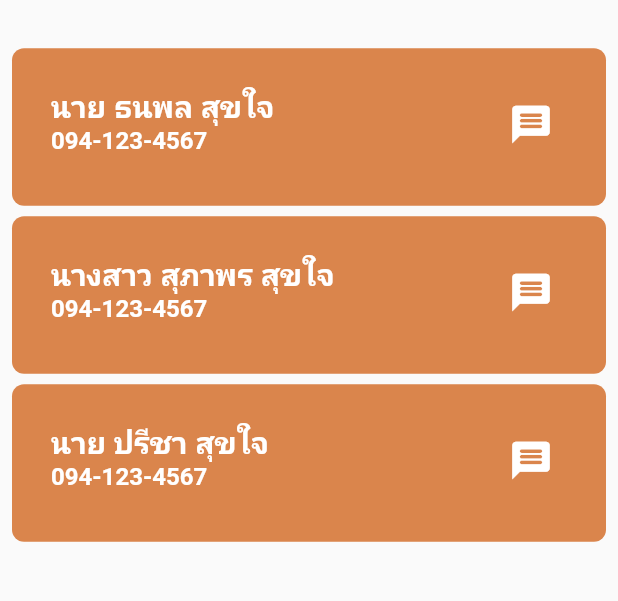
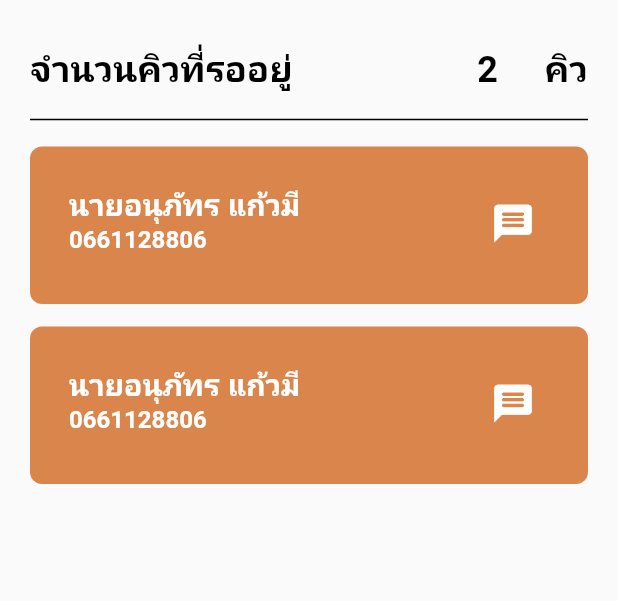
Before and after one commit to NiebAnupat/JONG.Q, a Flutter app: the AdminHome screen opened directly, after a tap on the "logout" icon, after a tap on "Login", on a phone screen of 412 x 824 dp, the part 71-672 px from its top. Run offline on Flutter 3.47's test engine with Material 2 defaults, Android fonts, the phone set to English and light mode, and no system bars; our stand-ins replace get, google_fonts; missing offline and left inert: gsheets; key blocks and very long unbroken strings in the code were emptied for the run.

Commit message:
fear : imp queue, student controller

```diff
--- a/lib/components/admin/student_box.dart
+++ b/lib/components/admin/student_box.dart
@@ -1,15 +1,16 @@
 import 'package:get/get.dart';
 import 'package:flutter/material.dart';
 import 'package:google_fonts/google_fonts.dart';
+import 'package:jong_q/models/Student.dart';
 
 class StudentBox extends StatelessWidget {
-  final String child;
-  const StudentBox({super.key, required this.child});
+  final Student student;
+  const StudentBox({super.key, required this.student});
 
   @override
   Widget build(BuildContext context) {
     return Padding(
-      padding: const EdgeInsets.symmetric(horizontal: 8, vertical: 3.5),
+      padding: const EdgeInsets.only(bottom: 15, left: 10, right: 10),
       child: Container(
         height: 105,
         width: Get.width,
@@ -20,14 +21,14 @@ class StudentBox extends StatelessWidget {
             padding: const EdgeInsets.symmetric(horizontal: 10, vertical: 15),
             child: ListTile(
               title: Text(
-                child,
+                student.stu_name!,
                 style: GoogleFonts.notoSansThai(
                     fontSize: 20,
                     fontWeight: FontWeight.bold,
                     color: Colors.white),
               ),
               subtitle: Text(
-                '094-123-4567',
+                student.stu_tel!,
                 style: GoogleFonts.notoSansThai(
                     fontSize: 16,
                     fontWeight: FontWeight.bold,
--- /dev/null
+++ b/lib/controllers/QueueContorller.dart
@@ -0,0 +1,57 @@
+import 'package:get/get.dart';
+import 'package:get/get_connect/http/src/utils/utils.dart';
+import 'package:jong_q/controllers/StudentController.dart';
+import 'package:jong_q/models/Queue.dart';
+import 'package:jong_q/models/Student.dart';
+import 'package:jong_q/providers/QueueProvider.dart';
+
+class QueueController extends GetxController {
+  final RxList<Queue> _queue = <Queue>[
+    Queue(
+      queue_id: '1',
+      stu_id: '6400922',
+      timestamp: DateTime.now().toString(),
+      isNotify: false,
+    ),
+    Queue(
+      queue_id: '1',
+      stu_id: '6400922',
+      timestamp: DateTime.now().toString(),
+      isNotify: false,
+    ),
+  ].obs;
+  final RxBool _isLoading = false.obs;
+
+  List<Queue> get queue => _queue;
+  RxBool get isLoading => _isLoading;
+
+  Future<void> addQueue(Queue newQueue) async {
+    await QueueProvider.create(newQueue);
+    queue.add(newQueue);
+  }
+
+  void removeQueue(Queue oldQueue) async {
+    queue.remove(oldQueue);
+  }
+
+  Future<void> updateQueue(Queue oldQueue, Queue newQueue) async {
+    // queue[queue.indexOf(oldQueue)] = newQueue;
+    await QueueProvider.update(oldQueue.queue_id!, newQueue);
+    removeQueue(oldQueue);
+  }
+
+  void clearQueue() {
+    queue.clear();
+  }
+
+  List<Student> getStudentInQueue() {
+    List<Student> students = [];
+    for (var i = 0; i < queue.length; i++) {
+      var student = StudentController()
+          .student
+          .firstWhere((element) => element.stu_id == queue[i].stu_id);
+      students.add(student);
+    }
+    return students;
+  }
+}
--- /dev/null
+++ b/lib/controllers/StudentController.dart
@@ -0,0 +1,21 @@
+import 'package:get/get.dart';
+import 'package:jong_q/models/Student.dart';
+
+class StudentController extends GetxController {
+  final RxList<Student> _student = <Student>[
+    Student(
+        stu_id: '6400922',
+        stu_name: 'นายอนุภัทร แก้วมี',
+        stu_tel: '0661128806'),
+    Student(
+        stu_id: '6400923',
+        stu_name: 'นางสาวอนุภาพร ฟองสุข',
+        stu_tel: '0815372341'),
+    Student(
+        stu_id: '6400924', stu_name: 'นายอนุภาพ ฟองสุข', stu_tel: '0815372341')
+  ].obs;
+
+  List<Student> get student => _student;
+
+  void addStudent(Student newStudent) {}
+}
--- a/lib/controllers/Test.dart
+++ /dev/null
@@ -1 +0,0 @@
-class Test{}
--- a/lib/models/Queue.dart
+++ b/lib/models/Queue.dart
@@ -1,24 +1,24 @@
 class Queue {
   String? queue_id;
   String? stu_id;
-  String? queue_date = DateTime.now().toString();
-  bool? queue_status = false;
+  String? timestamp = DateTime.now().toString();
+  bool? isNotify = false;
 
-  Queue({this.queue_id, this.stu_id, this.queue_date, this.queue_status});
+  Queue({this.queue_id, this.stu_id, this.timestamp, this.isNotify});
 
   Queue.fromJson(Map<String, dynamic> json) {
     queue_id = json['queue_id'];
     stu_id = json['stu_id'];
-    queue_date = json['queue_date'];
-    queue_status = json['queue_status'];
+    timestamp = json['timestamp'];
+    isNotify = json['isNotify'];
   }
 
   Map<String, dynamic> toJson() {
     final Map<String, dynamic> data = <String, dynamic>{};
     data['queue_id'] = queue_id;
     data['stu_id'] = stu_id;
-    data['queue_date'] = queue_date;
-    data['queue_status'] = queue_status;
+    data['timestamp'] = timestamp;
+    data['isNotify'] = isNotify;
     return data;
   }
 }
--- a/lib/providers/QueueProvider.dart
+++ b/lib/providers/QueueProvider.dart
@@ -14,7 +14,7 @@ class QueueProvider {
       return null;
     }
     var queue = allRows.map((e) => Queue.fromJson(e)).firstWhere(
-          (e) => e.queue_id == id,
+          (e) => e.queue_id == id && e.isNotify == false,
         );
     return queue;
   }
--- a/lib/views/admin/home_page.dart
+++ b/lib/views/admin/home_page.dart
@@ -1,15 +1,16 @@
-import 'login_page.dart';
+import 'package:jong_q/components/admin/student_box.dart';
+import 'package:jong_q/controllers/QueueContorller.dart';
+import 'package:jong_q/models/Student.dart';
+
 import 'package:get/get.dart';
 import 'package:flutter/material.dart';
 import 'package:google_fonts/google_fonts.dart';
-import '../../components/admin/student_box.dart';
+import 'package:jong_q/views/admin/login_page.dart';
 
 class AdminHome extends StatelessWidget {
-  List<String> name = [
-    "นาย ธนพล สุขใจ",
-    "นางสาว สุภาพร สุขใจ",
-    "นาย ปรีชา สุขใจ",
-  ];
+  AdminHome({super.key});
+
+  final queueController = Get.put(QueueController());
 
   @override
   Widget build(BuildContext context) {
@@ -35,21 +36,54 @@ class AdminHome extends StatelessWidget {
               )),
         ],
       ),
-      body: SafeArea(
-          child:
-              // student list
+      body: Column(
+        children: [
+          Padding(
+            padding:
+                const EdgeInsets.only(top: 20, left: 20, bottom: 10, right: 20),
+            child: Row(children: [
+              Text("จำนวนคิวที่รออยู่",
+                  style: GoogleFonts.notoSansThai(
+                      fontSize: 24,
+                      fontWeight: FontWeight.bold,
+                      color: const Color.fromARGB(255, 0, 0, 0))),
+              const Spacer(),
+              Text("${queueController.queue.length}\t\t\t\t\tคิว",
+                  style: GoogleFonts.notoSansThai(
+                      fontSize: 24,
+                      fontWeight: FontWeight.bold,
+                      color: const Color.fromARGB(255, 0, 0, 0)))
+            ]),
+          ),
+          const Divider(
+            // height: 10,
+            thickness: 1,
+            indent: 20,
+            endIndent: 20,
+            color: Color.fromARGB(255, 0, 0, 0),
+          ),
           Expanded(
             child: Padding(
-          padding: const EdgeInsets.only(top: 20),
-          child: ListView.builder(
-              itemCount: name.length,
+                padding: const EdgeInsets.only(top: 10, left: 10, right: 10),
+                child: Obx(() {
+                  if (queueController.isLoading.value) {
+                    return const Center(
+                      child: CircularProgressIndicator(),
+                    );
+                  } else {
+                    return ListView.builder(
+                      itemCount: queueController.queue.length,
                       itemBuilder: (context, index) {
                         return StudentBox(
-                  child: name[index],
+                          student: queueController.getStudentInQueue()[index],
                         );
-              }),
+                      },
+                    );
+                  }
+                })),
           ),
-      )),
+        ],
+      ),
     );
   }
 }
--- a/lib/views/admin/login_page.dart
+++ b/lib/views/admin/login_page.dart
@@ -10,6 +10,10 @@ class AdminLogin extends StatelessWidget {
 
   @override
   Widget build(BuildContext context) {
+    void login() async {
+      Get.off(() => AdminHome());
+    }
+
     return Scaffold(
       appBar: AppBar(
         backgroundColor: MyColor.primaryColor,
@@ -24,9 +28,7 @@ class AdminLogin extends StatelessWidget {
               size: 30,
             )),
       ),
-      body: SafeArea(
-          child: SingleChildScrollView(
-        child: Column(
+      body: Column(
         children: [
           // Username
           Padding(
@@ -49,8 +51,8 @@ class AdminLogin extends StatelessWidget {
                     decoration: InputDecoration(
                       labelText: "Username",
                       labelStyle: TextStyle(
-                          color: const Color.fromARGB(255, 0, 0, 0)
-                              .withOpacity(0.8),
+                        color:
+                            const Color.fromARGB(255, 0, 0, 0).withOpacity(0.8),
                         fontSize: 18,
                         fontWeight: FontWeight.w500,
                         letterSpacing: 1,
@@ -81,8 +83,8 @@ class AdminLogin extends StatelessWidget {
                     decoration: InputDecoration(
                       labelText: "Password",
                       labelStyle: TextStyle(
-                          color: const Color.fromARGB(255, 0, 0, 0)
-                              .withOpacity(0.8),
+                        color:
+                            const Color.fromARGB(255, 0, 0, 0).withOpacity(0.8),
                         fontSize: 18,
                         fontWeight: FontWeight.w500,
                         letterSpacing: 1,
@@ -107,28 +109,24 @@ class AdminLogin extends StatelessWidget {
 
                   // login button
                   ElevatedButton(
-                        onPressed: () {
-                          Get.to(() => AdminHome());
-                        },
-                        // ignore: sort_child_properties_last
-                        child: Text("Login",
-                            style: GoogleFonts.notoSansThai(
-                                fontSize: 24,
-                                fontWeight: FontWeight.bold,
-                                color:
-                                    const Color.fromARGB(255, 255, 255, 255))),
+                      onPressed: login,
                       style: ElevatedButton.styleFrom(
                         backgroundColor: MyColor.primaryColor,
                         shape: RoundedRectangleBorder(
                           borderRadius: BorderRadius.circular(25),
                         ),
                         minimumSize: const Size(240, 55),
-                        )),
+                      ),
+                      child: Text("Login",
+                          style: GoogleFonts.notoSansThai(
+                              fontSize: 24,
+                              fontWeight: FontWeight.bold,
+                              color:
+                                  const Color.fromARGB(255, 255, 255, 255)))),
                 ],
               )),
         ],
       ),
-      )),
     );
   }
 }
--- a/lib/views/role_page.dart
+++ b/lib/views/role_page.dart
@@ -31,7 +31,7 @@ class RolePage extends StatelessWidget {
                     ElevatedButton(
                         onPressed: () {
                           // get to admin login page
-                          Get.to(const AdminLogin());
+                          Get.to(() => const AdminLogin());
                         },
                         // ignore: sort_child_properties_last
                         child: Text("สำหรับผู้ดูแลระบบ",
@@ -54,7 +54,7 @@ class RolePage extends StatelessWidget {
                     // button for user
                     ElevatedButton(
                         onPressed: () {
-                          Get.to(const UserLogin());
+                          Get.to(() => const UserLogin());
                         },
                         // ignore: sort_child_properties_last
                         child: Text("สำหรับนักศึกษา",
```
Lines whose indentation alone changed are shown as unchanged.
